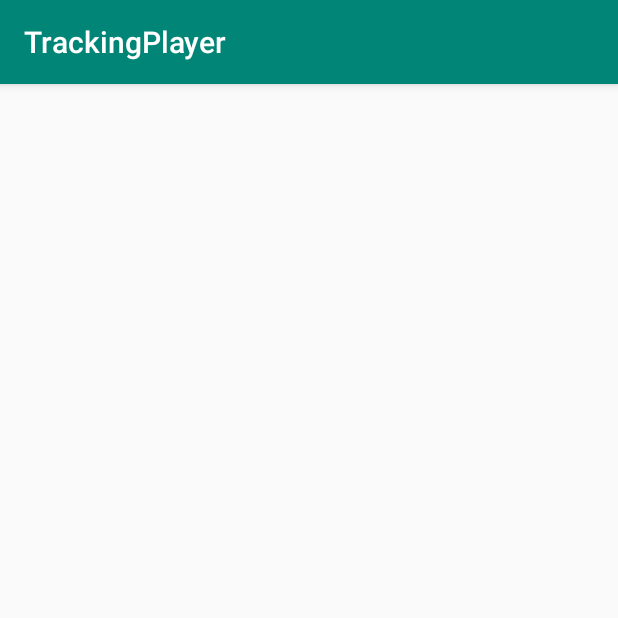
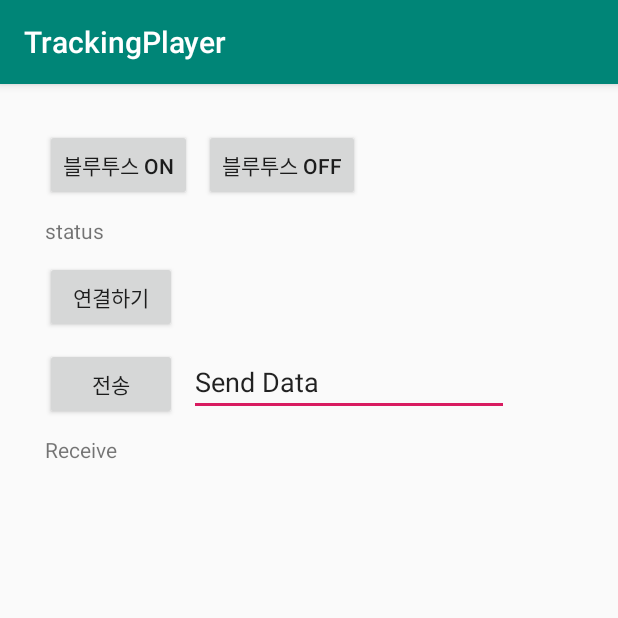
Before and after one commit to tanagy-world/Tracking-Basketball-Player-Project, an Android app: the screen it shows after launch (BlueToothActivity before the commit, BLTMotorControl after it), after a tap on "CONNECT BLUETOOTH", on a phone screen of 412 x 824 dp, the top half of it. Run offline under Robolectric (Android 15) with nearby library versions, the phone set to English and light mode, and no system bars.

Commit message:
2019. 12. 19 1. BlueTooth connect Activity ... Done. 2. Communicate with HC-06 Module.   - Form : M(angle)/ ... Start with 'M' and end with '/'   - now you should type one by one.   - Later I will write code... TODO

```diff
--- a/TrackingPlayer/app/src/main/AndroidManifest.xml
+++ b/TrackingPlayer/app/src/main/AndroidManifest.xml
@@ -16,7 +16,7 @@
         android:supportsRtl="true"
         android:theme="@style/AppTheme">
         <activity android:name=".CameraRecordActivity"></activity>
-        <activity android:name=".BlueToothActivity" />
+        <activity android:name=".BLTMotorControl" />
         <activity android:name=".MainActivity">
             <intent-filter>
                 <action android:name="android.intent.action.MAIN" />
--- a/TrackingPlayer/app/src/main/java/com/example/trackingplayer/BlueToothActivity.java
+++ /dev/null
@@ -1,19 +0,0 @@
-package com.example.trackingplayer;
-
-import androidx.appcompat.app.AppCompatActivity;
-
-import android.os.Bundle;
-
-public class BlueToothActivity extends AppCompatActivity {
-
-    @Override
-    protected void onCreate(Bundle savedInstanceState) {
-        super.onCreate(savedInstanceState);
-        setContentView(R.layout.activity_blue_toothconnect);
-
-
-
-
-
-    }
-}
--- a/TrackingPlayer/app/src/main/java/com/example/trackingplayer/MainActivity.java
+++ b/TrackingPlayer/app/src/main/java/com/example/trackingplayer/MainActivity.java
@@ -9,30 +9,10 @@
 package com.example.trackingplayer;
 
 import android.app.Activity;
-import android.content.ContentValues;
 import android.content.Intent;
-import android.content.res.Resources;
-import android.hardware.Camera;
-import android.media.CamcorderProfile;
-import android.media.MediaPlayer;
-import android.media.MediaRecorder;
-import android.net.InetAddresses;
-import android.net.Uri;
 import android.os.Bundle;
-import android.provider.MediaStore;
-import android.util.DisplayMetrics;
-import android.util.Log;
-import android.view.SurfaceHolder;
-import android.view.SurfaceView;
 import android.view.View;
 import android.widget.Button;
-import android.widget.FrameLayout;
-
-import java.io.IOException;
-import java.text.SimpleDateFormat;
-import java.util.Date;
-
-import static android.view.View.*;
 
 public class MainActivity  extends Activity {
 
@@ -58,7 +38,7 @@
 
         bluetoothBtn.setOnClickListener(new View.OnClickListener(){
             public void onClick(View v){
-                Intent intent = new Intent(MainActivity.this, BlueToothActivity.class);
+                Intent intent = new Intent(MainActivity.this, BLTMotorControl.class);
                 startActivity(intent);
             }
         });
--- /dev/null
+++ b/TrackingPlayer/app/src/main/res/layout/activity_blt_motor_control.xml
@@ -0,0 +1,84 @@
+<?xml version="1.0" encoding="utf-8"?>
+<androidx.constraintlayout.widget.ConstraintLayout xmlns:android="http://schemas.android.com/apk/res/android"
+    xmlns:app="http://schemas.android.com/apk/res-auto"
+    xmlns:tools="http://schemas.android.com/tools"
+    android:layout_width="match_parent"
+    android:layout_height="match_parent"
+    tools:context=".MainActivity">
+
+    <Button
+        android:id="@+id/btnBluetoothOn"
+        android:layout_width="wrap_content"
+        android:layout_height="wrap_content"
+        android:layout_marginStart="30dp"
+        android:layout_marginLeft="30dp"
+        android:layout_marginTop="30dp"
+        android:text="블루투스 ON"
+        app:layout_constraintStart_toStartOf="parent"
+        app:layout_constraintTop_toTopOf="parent" />
+
+    <Button
+        android:id="@+id/btnBluetoothOff"
+        android:layout_width="wrap_content"
+        android:layout_height="wrap_content"
+        android:layout_marginStart="8dp"
+        android:layout_marginLeft="8dp"
+        android:text="블루투스 OFF"
+        app:layout_constraintStart_toEndOf="@+id/btnBluetoothOn"
+        app:layout_constraintTop_toTopOf="@+id/btnBluetoothOn" />
+
+    <TextView
+        android:id="@+id/tvBluetoothStatus"
+        android:layout_width="170dp"
+        android:layout_height="20dp"
+        android:layout_marginTop="10dp"
+        android:text="status"
+        app:layout_constraintStart_toStartOf="@+id/btnBluetoothOn"
+        app:layout_constraintTop_toBottomOf="@+id/btnBluetoothOn" />
+
+    <Button
+        android:id="@+id/btnConnect"
+        android:layout_width="wrap_content"
+        android:layout_height="0dp"
+        android:layout_marginTop="10dp"
+        android:text="연결하기"
+        app:layout_constraintStart_toStartOf="@+id/tvBluetoothStatus"
+        app:layout_constraintTop_toBottomOf="@+id/tvBluetoothStatus" />
+
+    <TextView
+        android:id="@+id/tvReceiveData"
+        android:layout_width="wrap_content"
+        android:layout_height="wrap_content"
+        android:layout_marginTop="10dp"
+        android:text="Receive"
+        app:layout_constraintStart_toStartOf="@+id/btnSendData"
+        app:layout_constraintTop_toBottomOf="@+id/btnSendData" />
+
+    <Button
+        android:id="@+id/btnSendData"
+        android:layout_width="wrap_content"
+        android:layout_height="wrap_content"
+        android:layout_marginTop="10dp"
+        android:text="전송"
+        app:layout_constraintStart_toStartOf="@+id/btnConnect"
+        app:layout_constraintTop_toBottomOf="@+id/btnConnect" />
+
+    <EditText
+        android:id="@+id/tvSendData"
+        android:layout_width="wrap_content"
+        android:layout_height="wrap_content"
+        android:layout_marginStart="8dp"
+        android:layout_marginLeft="8dp"
+        android:ems="10"
+        android:inputType="textPersonName"
+        android:text="Send Data"
+        app:layout_constraintStart_toEndOf="@+id/btnSendData"
+        app:layout_constraintTop_toTopOf="@+id/btnSendData" />
+
+
+        android:layout_width="409dp"
+        android:layout_height="729dp"
+        tools:layout_editor_absoluteX="1dp"
+        tools:layout_editor_absoluteY="1dp">
+
+</androidx.constraintlayout.widget.ConstraintLayout>
--- a/TrackingPlayer/app/src/main/res/layout/activity_blue_toothconnect.xml
+++ /dev/null
@@ -1,9 +0,0 @@
-<?xml version="1.0" encoding="utf-8"?>
-<androidx.constraintlayout.widget.ConstraintLayout xmlns:android="http://schemas.android.com/apk/res/android"
-    xmlns:app="http://schemas.android.com/apk/res-auto"
-    xmlns:tools="http://schemas.android.com/tools"
-    android:layout_width="match_parent"
-    android:layout_height="match_parent"
-    tools:context=".BlueToothActivity">
-
-</androidx.constraintlayout.widget.ConstraintLayout>
```
Also changed, not shown: TrackingPlayer/app/src/main/java/com/example/trackingplayer/BLTMotorControl.java (added, +255 -0 lines).
